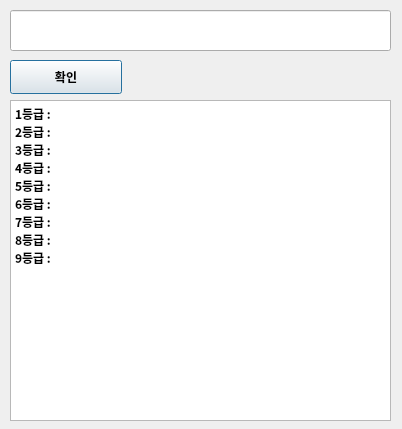
This is ui/splitGrade.ui in unknownbox-collab/Python as Qt 5 draws it before an edit. The edited form follows.
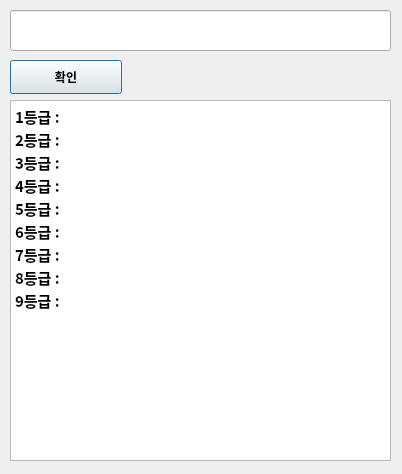
This is the edited form.

The edit to the form file:
```diff
--- a/ui/splitGrade.ui
+++ b/ui/splitGrade.ui
@@ -7,7 +7,7 @@
     <x>0</x>
     <y>0</y>
     <width>402</width>
-    <height>429</height>
+    <height>474</height>
    </rect>
   </property>
   <property name="windowTitle">
@@ -39,7 +39,7 @@
      <x>10</x>
      <y>100</y>
      <width>381</width>
-     <height>321</height>
+     <height>361</height>
     </rect>
    </property>
    <property name="font">
@@ -55,15 +55,15 @@
 &lt;html&gt;&lt;head&gt;&lt;meta name=&quot;qrichtext&quot; content=&quot;1&quot; /&gt;&lt;style type=&quot;text/css&quot;&gt;
 p, li { white-space: pre-wrap; }
 &lt;/style&gt;&lt;/head&gt;&lt;body style=&quot; font-family:'Noto Sans CJK KR Black'; font-size:11pt; font-weight:600; font-style:normal;&quot;&gt;
-&lt;p style=&quot; margin-top:0px; margin-bottom:0px; margin-left:0px; margin-right:0px; -qt-block-indent:0; text-indent:0px;&quot;&gt;&lt;span style=&quot; font-size:9pt;&quot;&gt;1등급 :&lt;/span&gt;&lt;/p&gt;
-&lt;p style=&quot; margin-top:0px; margin-bottom:0px; margin-left:0px; margin-right:0px; -qt-block-indent:0; text-indent:0px;&quot;&gt;&lt;span style=&quot; font-size:9pt;&quot;&gt;2등급 :&lt;/span&gt;&lt;/p&gt;
-&lt;p style=&quot; margin-top:0px; margin-bottom:0px; margin-left:0px; margin-right:0px; -qt-block-indent:0; text-indent:0px;&quot;&gt;&lt;span style=&quot; font-size:9pt;&quot;&gt;3등급 :&lt;/span&gt;&lt;/p&gt;
-&lt;p style=&quot; margin-top:0px; margin-bottom:0px; margin-left:0px; margin-right:0px; -qt-block-indent:0; text-indent:0px;&quot;&gt;&lt;span style=&quot; font-size:9pt;&quot;&gt;4등급 :&lt;/span&gt;&lt;/p&gt;
-&lt;p style=&quot; margin-top:0px; margin-bottom:0px; margin-left:0px; margin-right:0px; -qt-block-indent:0; text-indent:0px;&quot;&gt;&lt;span style=&quot; font-size:9pt;&quot;&gt;5등급 :&lt;/span&gt;&lt;/p&gt;
-&lt;p style=&quot; margin-top:0px; margin-bottom:0px; margin-left:0px; margin-right:0px; -qt-block-indent:0; text-indent:0px;&quot;&gt;&lt;span style=&quot; font-size:9pt;&quot;&gt;6등급 :&lt;/span&gt;&lt;/p&gt;
-&lt;p style=&quot; margin-top:0px; margin-bottom:0px; margin-left:0px; margin-right:0px; -qt-block-indent:0; text-indent:0px;&quot;&gt;&lt;span style=&quot; font-size:9pt;&quot;&gt;7등급 :&lt;/span&gt;&lt;/p&gt;
-&lt;p style=&quot; margin-top:0px; margin-bottom:0px; margin-left:0px; margin-right:0px; -qt-block-indent:0; text-indent:0px;&quot;&gt;&lt;span style=&quot; font-size:9pt;&quot;&gt;8등급 :&lt;/span&gt;&lt;/p&gt;
-&lt;p style=&quot; margin-top:0px; margin-bottom:0px; margin-left:0px; margin-right:0px; -qt-block-indent:0; text-indent:0px;&quot;&gt;&lt;span style=&quot; font-size:9pt;&quot;&gt;9등급 : &lt;/span&gt;&lt;/p&gt;&lt;/body&gt;&lt;/html&gt;</string>
+&lt;p style=&quot; margin-top:0px; margin-bottom:0px; margin-left:0px; margin-right:0px; -qt-block-indent:0; text-indent:0px;&quot;&gt;1등급 :&lt;/p&gt;
+&lt;p style=&quot; margin-top:0px; margin-bottom:0px; margin-left:0px; margin-right:0px; -qt-block-indent:0; text-indent:0px;&quot;&gt;2등급 :&lt;/p&gt;
+&lt;p style=&quot; margin-top:0px; margin-bottom:0px; margin-left:0px; margin-right:0px; -qt-block-indent:0; text-indent:0px;&quot;&gt;3등급 :&lt;/p&gt;
+&lt;p style=&quot; margin-top:0px; margin-bottom:0px; margin-left:0px; margin-right:0px; -qt-block-indent:0; text-indent:0px;&quot;&gt;4등급 :&lt;/p&gt;
+&lt;p style=&quot; margin-top:0px; margin-bottom:0px; margin-left:0px; margin-right:0px; -qt-block-indent:0; text-indent:0px;&quot;&gt;5등급 :&lt;/p&gt;
+&lt;p style=&quot; margin-top:0px; margin-bottom:0px; margin-left:0px; margin-right:0px; -qt-block-indent:0; text-indent:0px;&quot;&gt;6등급 :&lt;/p&gt;
+&lt;p style=&quot; margin-top:0px; margin-bottom:0px; margin-left:0px; margin-right:0px; -qt-block-indent:0; text-indent:0px;&quot;&gt;7등급 :&lt;/p&gt;
+&lt;p style=&quot; margin-top:0px; margin-bottom:0px; margin-left:0px; margin-right:0px; -qt-block-indent:0; text-indent:0px;&quot;&gt;8등급 :&lt;/p&gt;
+&lt;p style=&quot; margin-top:0px; margin-bottom:0px; margin-left:0px; margin-right:0px; -qt-block-indent:0; text-indent:0px;&quot;&gt;9등급 : &lt;/p&gt;&lt;/body&gt;&lt;/html&gt;</string>
    </property>
   </widget>
   <widget class="QLineEdit" name="numInput">
```
